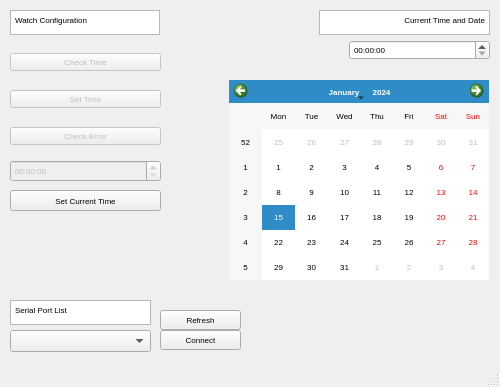
Above: watch_gui.ui from Mag-kow/watch_gui before the change. Below: the same form after it.
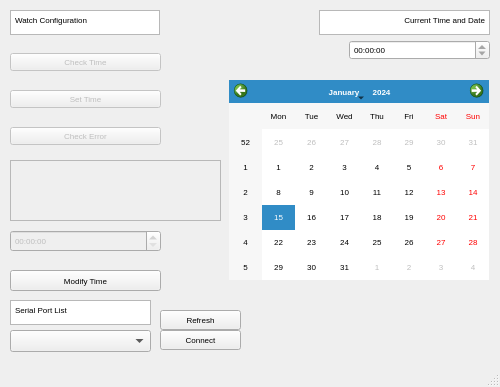
That is the form after the change.

Commit message: uart works as interrupt and app can request of setting time (hardware set - no modification possible)

```diff
--- a/watch_gui.ui
+++ b/watch_gui.ui
@@ -2,6 +2,9 @@
 <ui version="4.0">
  <class>MainWindow</class>
  <widget class="QMainWindow" name="MainWindow">
+  <property name="enabled">
+   <bool>true</bool>
+  </property>
   <property name="geometry">
    <rect>
     <x>0</x>
@@ -28,6 +31,19 @@
       <height>20</height>
      </rect>
     </property>
+    <property name="autoFillBackground">
+     <bool>true</bool>
+    </property>
+    <property name="readOnly">
+     <bool>true</bool>
+    </property>
+    <property name="time">
+     <time>
+      <hour>0</hour>
+      <minute>0</minute>
+      <second>0</second>
+     </time>
+    </property>
    </widget>
    <widget class="QPushButton" name="pushButton">
     <property name="geometry">
@@ -141,7 +157,7 @@
     <property name="geometry">
      <rect>
       <x>10</x>
-      <y>160</y>
+      <y>230</y>
       <width>151</width>
       <height>22</height>
      </rect>
@@ -151,13 +167,16 @@
     <property name="geometry">
      <rect>
       <x>10</x>
-      <y>190</y>
+      <y>270</y>
       <width>151</width>
       <height>21</height>
      </rect>
     </property>
     <property name="text">
-     <string>Set Current Time</string>
+     <string>Modify Time</string>
+    </property>
+    <property name="checkable">
+     <bool>true</bool>
     </property>
    </widget>
    <widget class="QCalendarWidget" name="calendarWidget">
@@ -197,6 +216,19 @@
      </rect>
     </property>
    </widget>
+   <widget class="QTextEdit" name="textEdit">
+    <property name="enabled">
+     <bool>false</bool>
+    </property>
+    <property name="geometry">
+     <rect>
+      <x>10</x>
+      <y>160</y>
+      <width>211</width>
+      <height>61</height>
+     </rect>
+    </property>
+   </widget>
   </widget>
   <widget class="QMenuBar" name="menubar">
    <property name="geometry">
```
Left out of the diff: 28 changed lines with no effect on the pictures. The commit also changes 2 other files.
